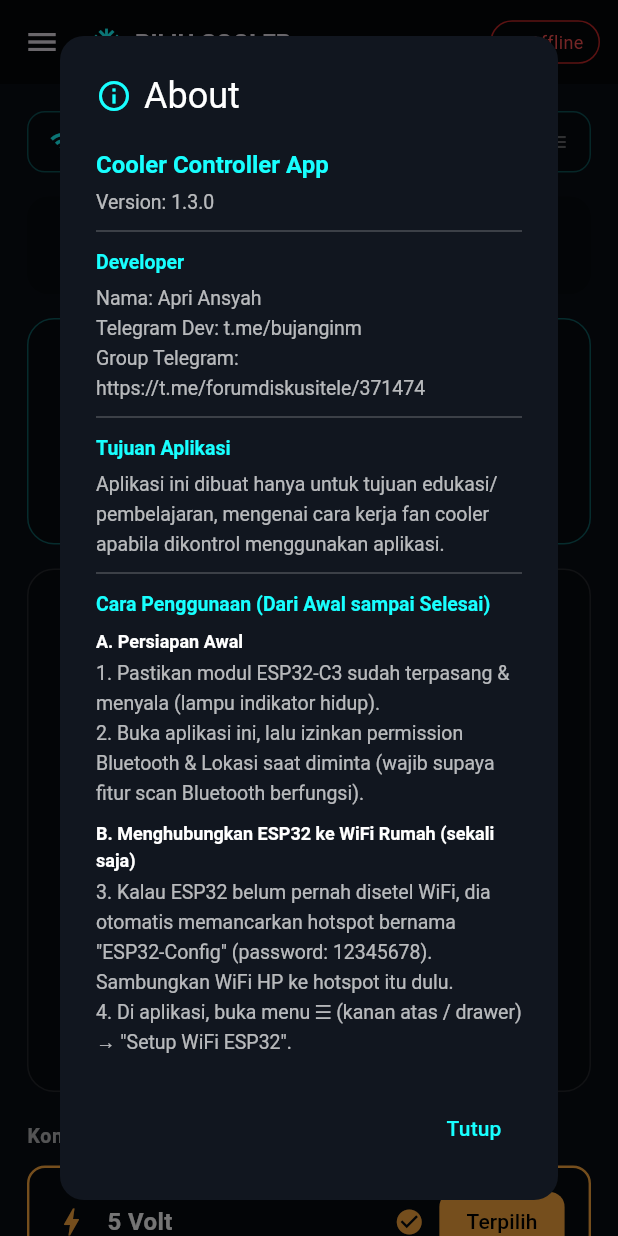
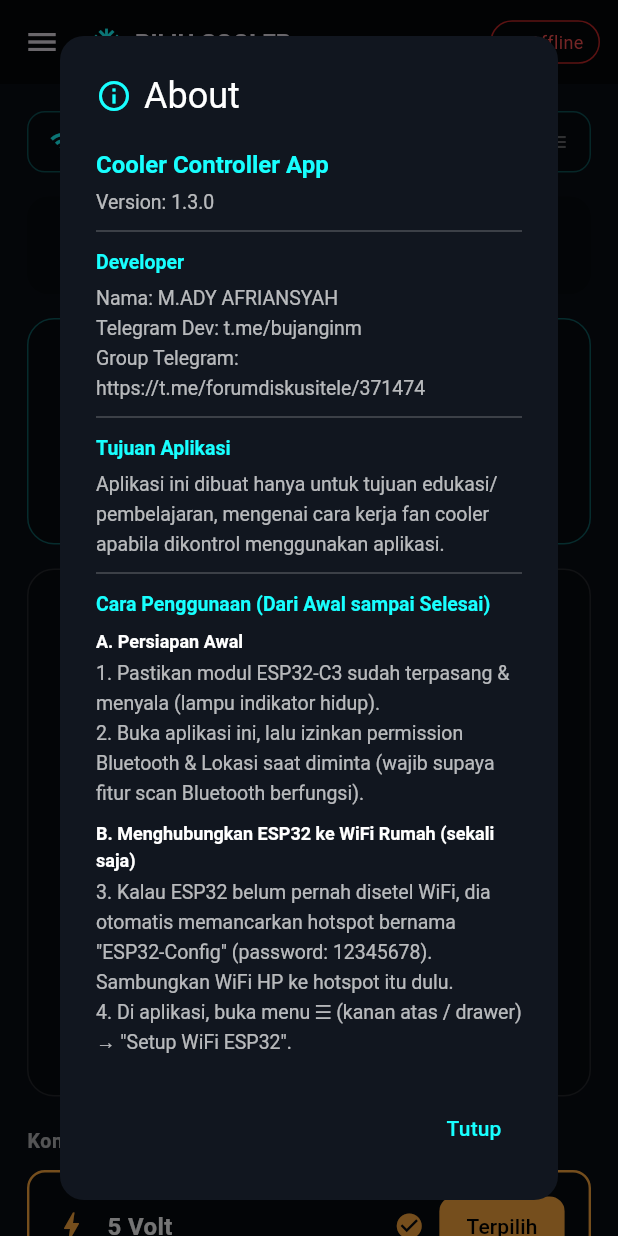
Before and after one commit to hackkercyber133/PROTECT-FAN-COOLER-TAMPILAN-ROG, a Flutter app: the ControllerPage screen opened directly, in the side drawer, after a tap on "Tentang", on a phone screen of 412 x 824 dp. Run offline on Flutter 3.47's test engine with Material 3 defaults, Android fonts, the phone set to English and light mode, and no system bars; our stand-ins replace battery_plus, connectivity_plus, flutter_blue_plus, permission_handler, shared_preferences; missing offline and left inert: mqtt_client; accounts and stored records are empty.

Commit message:
Update main.dart

```diff
--- a/lib/main.dart
+++ b/lib/main.dart
@@ -1266,7 +1266,7 @@ class _ControllerPageState extends State<ControllerPage> {
                 Divider(color: Colors.white24, height: 20),
                 Text("Developer", style: TextStyle(color: accentColor, fontWeight: FontWeight.bold)),
                 SizedBox(height: 4),
-                Text("Nama: Apri Ansyah"),
+                Text("Nama: M.ADY AFRIANSYAH"),
                 Text("Telegram Dev: t.me/bujanginm"),
                 Text("Group Telegram:"),
                 Text("https://t.me/forumdiskusitele/371474"),
@@ -1326,7 +1326,7 @@ class _ControllerPageState extends State<ControllerPage> {
                 Divider(color: Colors.white24, height: 20),
                 Text("Status", style: TextStyle(color: accentColor, fontWeight: FontWeight.bold)),
                 SizedBox(height: 4),
-                Text("Aplikasi ini FREE dan TIDAK untuk diperjualbelikan."),
+                Text("Aplikasi ini FREE dan TIDAK untuk di perjual belikan."),
               ],
             ),
           ),
@@ -2004,11 +2004,11 @@ class _ControllerPageState extends State<ControllerPage> {
       ),
       child: Column(
         children: [
-          Text("Spesifikasi HP — Live",
+          Text("Traffic Data — Live",
               style: TextStyle(color: Colors.white, fontSize: 15, fontWeight: FontWeight.bold)),
           SizedBox(height: 4),
-          Text("Diambil langsung dari sensor & sistem HP kamu, bukan simulasi",
-              style: TextStyle(color: Colors.white38, fontSize: 10)),
+          Text("Diambil langsung dari sensor & sistem HP penguna",
+              style: TextStyle(color: Colors.white38, fontSize: 12)),
           SizedBox(height: 8),
           SizedBox(
             height: 230,
```
